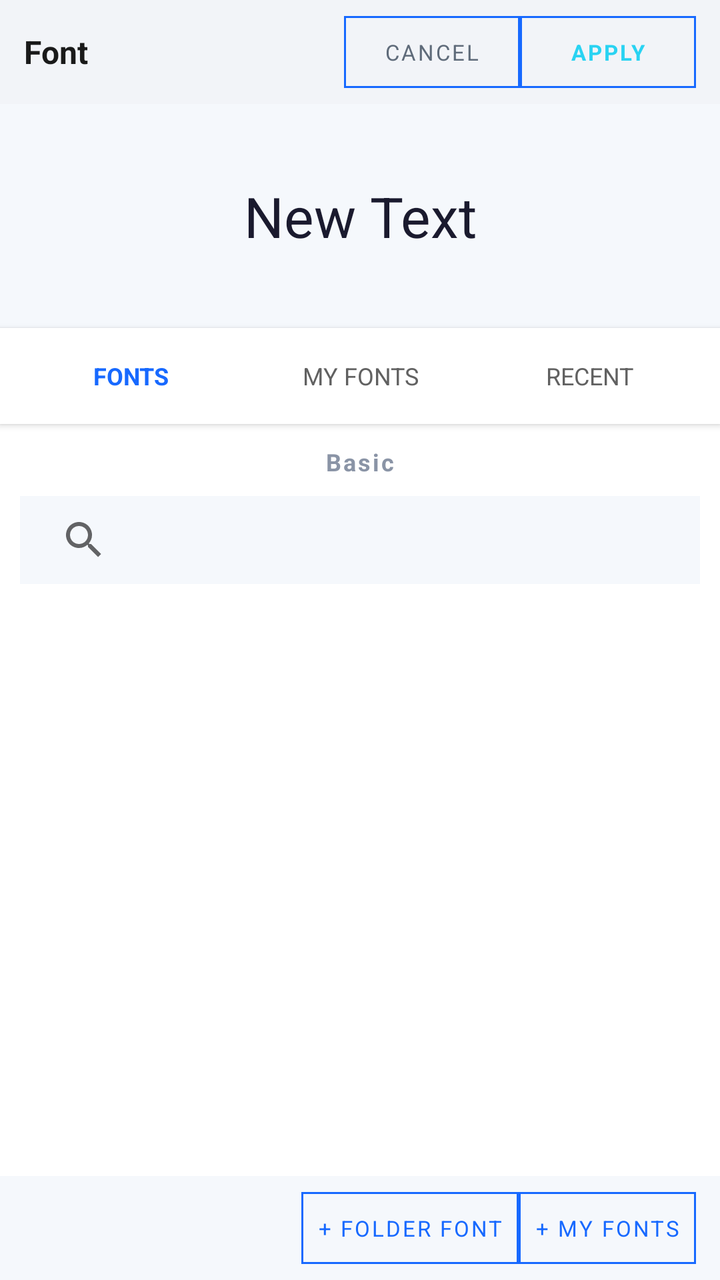
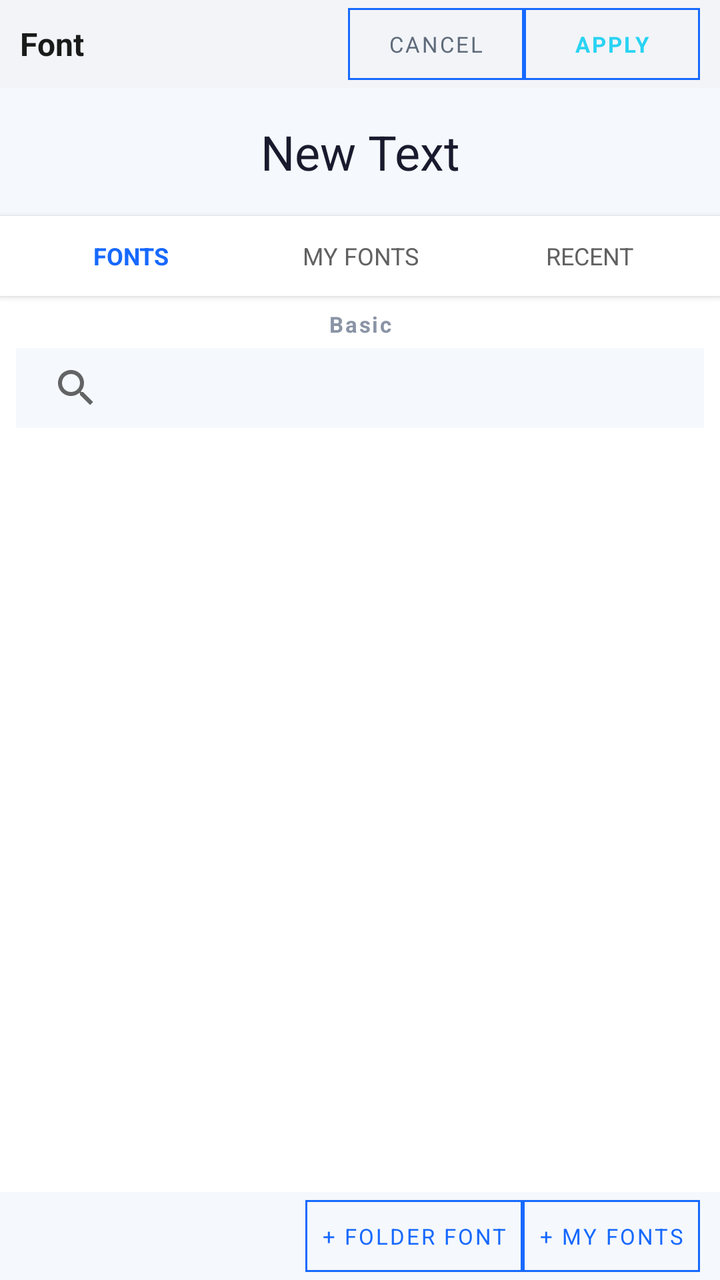

Compare the two renders of this Android layout. The source of the first and the diff that turns it into the second are given below.
<!-- AndroidManifest.xml: application theme AppTheme -->
<!-- res/layout/dialog_font_picker.xml -->
<?xml version="1.0" encoding="utf-8"?>
<LinearLayout xmlns:android="http://schemas.android.com/apk/res/android"
    android:layout_width="match_parent"
    android:layout_height="match_parent"
    android:orientation="vertical"
    android:background="#FFFFFF">

    <LinearLayout
        android:layout_width="match_parent"
        android:layout_height="52dp"
        android:gravity="center_vertical"
        android:orientation="horizontal"
        android:background="@color/light_surface_alt"
        android:paddingHorizontal="12dp">

        <TextView
            android:layout_width="0dp"
            android:layout_height="match_parent"
            android:layout_weight="1"
            android:gravity="center_vertical"
            android:text="Font"
            android:textColor="@color/light_text_primary"
            android:textSize="16sp"
            android:textStyle="bold" />

        <com.google.android.material.button.MaterialButton
            android:id="@+id/btnFontCancel"
            style="@style/Widget.MaterialComponents.Button.TextButton"
            android:layout_width="wrap_content"
            android:layout_height="wrap_content"
            android:text="CANCEL"
            android:textColor="@color/light_text_secondary"
            android:textSize="11sp" />

        <com.google.android.material.button.MaterialButton
            android:id="@+id/btnFontOk"
            style="@style/Widget.MaterialComponents.Button.TextButton"
            android:layout_width="wrap_content"
            android:layout_height="wrap_content"
            android:text="APPLY"
            android:textColor="#29D3F2"
            android:textSize="11sp"
            android:textStyle="bold" />
    </LinearLayout>

    <TextView
        android:id="@+id/tvFontPreview"
        android:layout_width="match_parent"
        android:layout_height="112dp"
        android:gravity="center"
        android:maxLines="2"
        android:ellipsize="end"
        android:text="New Text"
        android:textColor="#1A1A2E"
        android:textSize="28sp"
        android:background="#F5F8FC"
        android:paddingHorizontal="20dp" />

    <LinearLayout
        android:layout_width="match_parent"
        android:layout_height="48dp"
        android:gravity="center_vertical"
        android:orientation="horizontal"
        android:background="#FFFFFF"
        android:paddingHorizontal="8dp"
        android:elevation="2dp">

        <TextView
            android:id="@+id/tabFonts"
            android:layout_width="0dp"
            android:layout_height="match_parent"
            android:layout_weight="1"
            android:gravity="center"
            android:text="FONTS"
            android:textColor="#1769FF"
            android:textSize="12sp"
            android:textStyle="bold" />

        <TextView
            android:id="@+id/tabMyFonts"
            android:layout_width="0dp"
            android:layout_height="match_parent"
            android:layout_weight="1"
            android:gravity="center"
            android:text="MY FONTS"
            android:textColor="#616161"
            android:textSize="12sp" />

        <TextView
            android:id="@+id/tabRecent"
            android:layout_width="0dp"
            android:layout_height="match_parent"
            android:layout_weight="1"
            android:gravity="center"
            android:text="RECENT"
            android:textColor="#616161"
            android:textSize="12sp" />
    </LinearLayout>

    <View
        android:id="@+id/fontTabIndicator"
        android:layout_width="0dp"
        android:layout_height="2dp"
        android:background="#1769FF" />

    <TextView
        android:id="@+id/tvFontCategory"
        android:layout_width="match_parent"
        android:layout_height="34dp"
        android:gravity="center"
        android:text="Basic"
        android:textColor="#8A94A6"
        android:textSize="12sp"
        android:textStyle="bold"
        android:letterSpacing="0.08" />

    <androidx.appcompat.widget.SearchView
        android:id="@+id/searchFont"
        android:layout_width="match_parent"
        android:layout_height="44dp"
        android:layout_marginHorizontal="10dp"
        android:layout_marginBottom="4dp"
        android:background="#F5F8FC"
        android:queryHint="Search fonts"
        android:iconifiedByDefault="false"
        android:paddingHorizontal="8dp" />

    <androidx.recyclerview.widget.RecyclerView
        android:id="@+id/rvFontPicker"
        android:layout_width="match_parent"
        android:layout_height="0dp"
        android:layout_weight="1"
        android:clipToPadding="false"
        android:paddingHorizontal="8dp"
        android:paddingVertical="4dp"
        android:scrollbars="vertical" />

    <LinearLayout
        android:layout_width="match_parent"
        android:layout_height="52dp"
        android:gravity="center_vertical|end"
        android:orientation="horizontal"
        android:background="#F5F8FC"
        android:paddingHorizontal="12dp">

        <com.google.android.material.button.MaterialButton
            android:id="@+id/btnAddCustomFontFolder"
            style="@style/Widget.MaterialComponents.Button.TextButton"
            android:layout_width="wrap_content"
            android:layout_height="wrap_content"
            android:text="+ Folder Font"
            android:textColor="#1769FF"
            android:textSize="11sp" />

        <com.google.android.material.button.MaterialButton
            android:id="@+id/btnAddCustomFont"
            style="@style/Widget.MaterialComponents.Button.TextButton"
            android:layout_width="wrap_content"
            android:layout_height="wrap_content"
            android:text="+ My Fonts"
            android:textColor="#1769FF"
            android:textSize="11sp" />
    </LinearLayout>
</LinearLayout>
<!-- resources referenced by this layout -->
<resources>
  <color name="light_surface_alt">#F2F4F8</color>
  <color name="light_text_primary">#1A1A1A</color>
  <color name="light_text_secondary">#5F6B7A</color>
  <color name="white">#fff</color>
  <color name="black">#000</color>
  <color name="brand_navy">#07164F</color>
  <color name="brand_blue">#1769FF</color>
  <color name="gray">#616161</color>
  <style name="AppTextInputLayout" parent="Widget.MaterialComponents.TextInputLayout.OutlinedBox.Dense">
          <item name="boxStrokeColor">@color/brand_blue</item>
          <item name="counterTextColor">@color/gray</item>
          <item name="hintTextColor">@color/gray</item>
          <item name="boxCornerRadiusBottomEnd">0dp</item>
          <item name="boxCornerRadiusBottomStart">0dp</item>
          <item name="boxCornerRadiusTopStart">0dp</item>
          <item name="boxCornerRadiusTopEnd">0dp</item>
      </style>
  <style name="AppBottomNavigation" parent="Widget.MaterialComponents.BottomNavigationView.Colored">
  
      </style>
  <style name="AppButton" parent="Widget.MaterialComponents.Button.UnelevatedButton">
          <item name="strokeColor">@color/brand_blue</item>
          <item name="strokeWidth">1dp</item>
          <item name="android:textColor">@color/brand_blue</item>
      </style>
  <style name="ButtonText" parent="TextAppearance.MaterialComponents.Button">
          <item name="fontFamily">@font/raleway_semibold</item>
      </style>
  <style name="Body1Text" parent="TextAppearance.MaterialComponents.Body1">
          <item name="fontFamily">@font/raleway_semibold</item>
      </style>
  <style name="Body2Text" parent="TextAppearance.MaterialComponents.Body2">
          <item name="fontFamily">@font/raleway_semibold</item>
      </style>
  <style name="CaptionText" parent="TextAppearance.MaterialComponents.Caption">
          <item name="fontFamily">@font/raleway_semibold</item>
      </style>
  <style name="Headline4Text" parent="TextAppearance.MaterialComponents.Headline6">
          <item name="fontFamily">@font/raleway_semibold</item>
      </style>
  <style name="Headline5Text" parent="TextAppearance.MaterialComponents.Headline6">
          <item name="fontFamily">@font/raleway_semibold</item>
      </style>
  <style name="Headline6Text" parent="TextAppearance.MaterialComponents.Headline6">
          <item name="fontFamily">@font/raleway_semibold</item>
      </style>
  <style name="AppFloatingActionButton" parent="Widget.MaterialComponents.FloatingActionButton">
          <item name="shapeAppearanceOverlay">@style/FloatingActionButton</item>
      </style>
  <style name="SmallComponent" parent="ShapeAppearance.MaterialComponents.SmallComponent">
          <item name="cornerFamily">cut</item>
          <item name="cornerSize">0dp</item>
      </style>
  <style name="MediumComponent" parent="ShapeAppearance.MaterialComponents.MediumComponent">
          <item name="cornerFamily">cut</item>
          <item name="cornerSize">0dp</item>
      </style>
  <style name="LargeComponent" parent="ShapeAppearance.MaterialComponents.LargeComponent">
          <item name="cornerFamily">cut</item>
          <item name="cornerSize">0dp</item>
      </style>
  <style name="FloatingActionButton" parent="ShapeAppearanceOverlay.MaterialComponents.FloatingActionButton">
      </style>
  <!-- unchanged entries left out for length: 1 -->
</resources>

<!-- the commit's change to res/layout/dialog_font_picker.xml (unified diff, before → after) -->
@@ -7,11 +7,11 @@
 
     <LinearLayout
         android:layout_width="match_parent"
-        android:layout_height="52dp"
+        android:layout_height="44dp"
         android:gravity="center_vertical"
         android:orientation="horizontal"
         android:background="@color/light_surface_alt"
-        android:paddingHorizontal="12dp">
+        android:paddingHorizontal="10dp">
 
         <TextView
             android:layout_width="0dp"
@@ -27,7 +27,10 @@
             android:id="@+id/btnFontCancel"
             style="@style/Widget.MaterialComponents.Button.TextButton"
             android:layout_width="wrap_content"
-            android:layout_height="wrap_content"
+            android:layout_height="36dp"
+            android:minHeight="0dp"
+            android:insetTop="0dp"
+            android:insetBottom="0dp"
             android:text="CANCEL"
             android:textColor="@color/light_text_secondary"
             android:textSize="11sp" />
@@ -36,7 +39,10 @@
             android:id="@+id/btnFontOk"
             style="@style/Widget.MaterialComponents.Button.TextButton"
             android:layout_width="wrap_content"
-            android:layout_height="wrap_content"
+            android:layout_height="36dp"
+            android:minHeight="0dp"
+            android:insetTop="0dp"
+            android:insetBottom="0dp"
             android:text="APPLY"
             android:textColor="#29D3F2"
             android:textSize="11sp"
@@ -46,19 +52,19 @@
     <TextView
         android:id="@+id/tvFontPreview"
         android:layout_width="match_parent"
-        android:layout_height="112dp"
+        android:layout_height="64dp"
         android:gravity="center"
         android:maxLines="2"
         android:ellipsize="end"
         android:text="New Text"
         android:textColor="#1A1A2E"
-        android:textSize="28sp"
+        android:textSize="24sp"
         android:background="#F5F8FC"
-        android:paddingHorizontal="20dp" />
+        android:paddingHorizontal="16dp" />
 
     <LinearLayout
         android:layout_width="match_parent"
-        android:layout_height="48dp"
+        android:layout_height="40dp"
         android:gravity="center_vertical"
         android:orientation="horizontal"
         android:background="#FFFFFF"
@@ -106,24 +112,24 @@
     <TextView
         android:id="@+id/tvFontCategory"
         android:layout_width="match_parent"
-        android:layout_height="34dp"
+        android:layout_height="24dp"
         android:gravity="center"
         android:text="Basic"
         android:textColor="#8A94A6"
-        android:textSize="12sp"
+        android:textSize="11sp"
         android:textStyle="bold"
         android:letterSpacing="0.08" />
 
     <androidx.appcompat.widget.SearchView
         android:id="@+id/searchFont"
         android:layout_width="match_parent"
-        android:layout_height="44dp"
-        android:layout_marginHorizontal="10dp"
-        android:layout_marginBottom="4dp"
+        android:layout_height="40dp"
+        android:layout_marginHorizontal="8dp"
+        android:layout_marginBottom="2dp"
         android:background="#F5F8FC"
         android:queryHint="Search fonts"
         android:iconifiedByDefault="false"
-        android:paddingHorizontal="8dp" />
+        android:paddingHorizontal="6dp" />
 
     <androidx.recyclerview.widget.RecyclerView
         android:id="@+id/rvFontPicker"
@@ -132,22 +138,25 @@
         android:layout_weight="1"
         android:clipToPadding="false"
         android:paddingHorizontal="8dp"
-        android:paddingVertical="4dp"
+        android:paddingVertical="2dp"
         android:scrollbars="vertical" />
 
     <LinearLayout
         android:layout_width="match_parent"
-        android:layout_height="52dp"
+        android:layout_height="44dp"
         android:gravity="center_vertical|end"
         android:orientation="horizontal"
         android:background="#F5F8FC"
-        android:paddingHorizontal="12dp">
+        android:paddingHorizontal="10dp">
 
         <com.google.android.material.button.MaterialButton
             android:id="@+id/btnAddCustomFontFolder"
             style="@style/Widget.MaterialComponents.Button.TextButton"
             android:layout_width="wrap_content"
-            android:layout_height="wrap_content"
+            android:layout_height="36dp"
+            android:minHeight="0dp"
+            android:insetTop="0dp"
+            android:insetBottom="0dp"
             android:text="+ Folder Font"
             android:textColor="#1769FF"
             android:textSize="11sp" />
@@ -156,7 +165,10 @@
             android:id="@+id/btnAddCustomFont"
             style="@style/Widget.MaterialComponents.Button.TextButton"
             android:layout_width="wrap_content"
-            android:layout_height="wrap_content"
+            android:layout_height="36dp"
+            android:minHeight="0dp"
+            android:insetTop="0dp"
+            android:insetBottom="0dp"
             android:text="+ My Fonts"
             android:textColor="#1769FF"
             android:textSize="11sp" />
